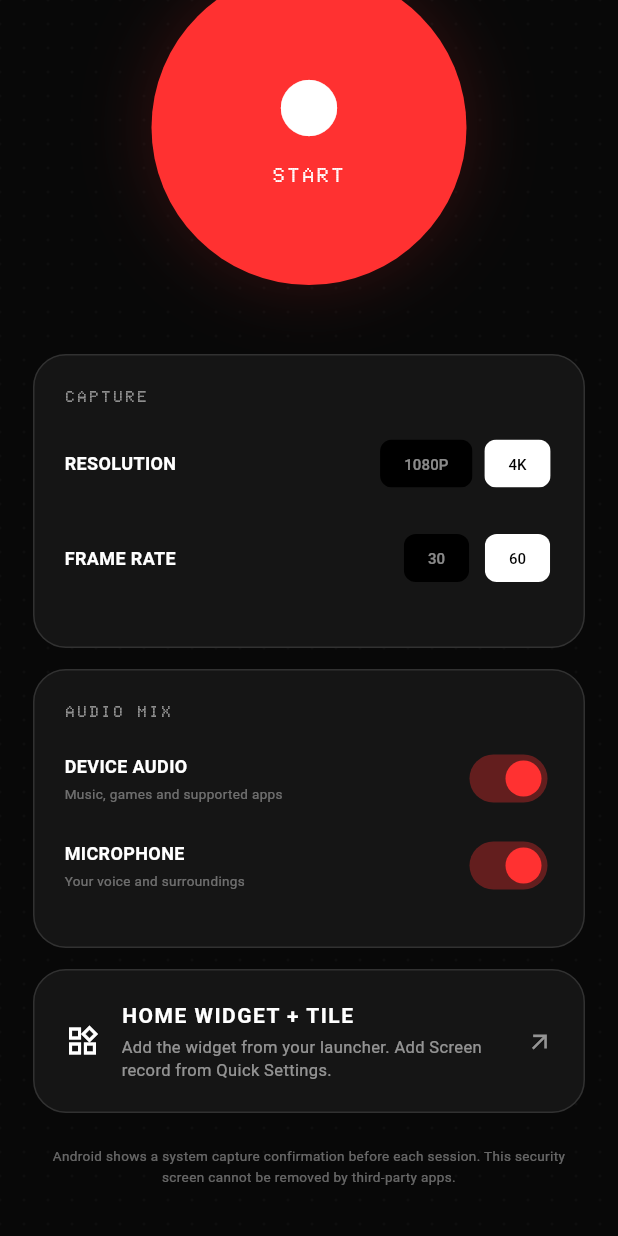
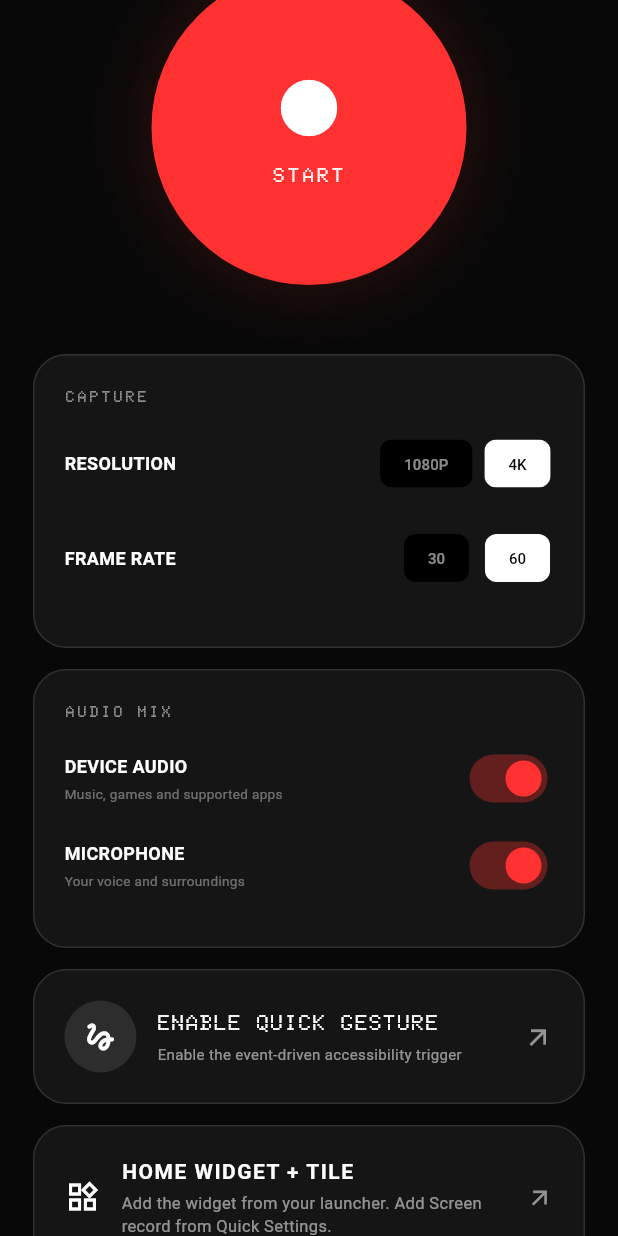
Before and after one commit to maisachinsharmahu/one-tap-recorder, a Flutter app: the screen it shows after launch, scrolled down 247 dp, on a phone screen of 412 x 824 dp. Run offline on Flutter 3.47's test engine with Material 3 defaults, Android fonts, the phone set to English and light mode, and no system bars.

Commit message:
Add low-overhead two-finger recording gesture

```diff
--- a/lib/main.dart
+++ b/lib/main.dart
@@ -35,6 +35,7 @@ class _RecorderHomeState extends State<RecorderHome>
     with WidgetsBindingObserver {
   static const channel = MethodChannel('one_tap_recorder/control');
   bool recording = false, deviceAudio = true, micAudio = true;
+  bool gestureEnabled = false;
   String quality = '4K';
   int fps = 60;
   Timer? timer;
@@ -55,6 +56,8 @@ class _RecorderHomeState extends State<RecorderHome>
     fps = data['fps'];
     deviceAudio = data['deviceAudio'];
     micAudio = data['micAudio'];
+    gestureEnabled =
+        await channel.invokeMethod<bool>('isGestureEnabled') ?? false;
     await _status();
   }
 
@@ -217,6 +220,8 @@ class _RecorderHomeState extends State<RecorderHome>
               }),
             ]),
             const SizedBox(height: 14),
+            _gestureCard(),
+            const SizedBox(height: 14),
             InkWell(
               onTap: () => channel.invokeMethod('requestTile'),
               borderRadius: BorderRadius.circular(22),
@@ -370,6 +375,96 @@ class _RecorderHomeState extends State<RecorderHome>
       ],
     ),
   );
+
+  Future<void> _openGestureSettings() async {
+    if (!gestureEnabled) {
+      final proceed = await showDialog<bool>(
+        context: context,
+        builder: (context) => AlertDialog(
+          backgroundColor: const Color(0xFF151515),
+          title: const Text(
+            'TWO-FINGER GESTURE',
+            style: TextStyle(fontFamily: 'Doto'),
+          ),
+          content: const Text(
+            'Android requires Touch Exploration for global multi-finger gestures. Enabling it can change how normal taps and navigation behave. This service cannot read screen content and does not poll sensors.',
+          ),
+          actions: [
+            TextButton(
+              onPressed: () => Navigator.pop(context, false),
+              child: const Text('CANCEL'),
+            ),
+            FilledButton(
+              onPressed: () => Navigator.pop(context, true),
+              child: const Text('OPEN SETTINGS'),
+            ),
+          ],
+        ),
+      );
+      if (proceed != true) return;
+    }
+    await channel.invokeMethod('openGestureSettings');
+  }
+
+  Widget _gestureCard() => InkWell(
+    onTap: _openGestureSettings,
+    borderRadius: BorderRadius.circular(22),
+    child: Container(
+      padding: const EdgeInsets.all(20),
+      decoration: BoxDecoration(
+        color: const Color(0xFF151515),
+        borderRadius: BorderRadius.circular(22),
+        border: Border.all(
+          color: gestureEnabled ? const Color(0x55FF3131) : Colors.white12,
+        ),
+      ),
+      child: Row(
+        children: [
+          Container(
+            width: 48,
+            height: 48,
+            decoration: BoxDecoration(
+              shape: BoxShape.circle,
+              color: gestureEnabled ? const Color(0xFFFF3131) : Colors.white10,
+            ),
+            child: const Icon(Icons.gesture_rounded, color: Colors.white),
+          ),
+          const SizedBox(width: 14),
+          Expanded(
+            child: Column(
+              crossAxisAlignment: CrossAxisAlignment.start,
+              children: [
+                Text(
+                  gestureEnabled ? 'GESTURE ACTIVE' : 'ENABLE QUICK GESTURE',
+                  style: const TextStyle(
+                    fontFamily: 'Doto',
+                    fontWeight: FontWeight.bold,
+                    letterSpacing: 1,
+                  ),
+                ),
+                const SizedBox(height: 5),
+                Text(
+                  gestureEnabled
+                      ? 'Double-tap with two fingers to start or stop'
+                      : 'Enable the event-driven accessibility trigger',
+                  style: const TextStyle(
+                    fontSize: 10,
+                    height: 1.35,
+                    color: Colors.white54,
+                  ),
+                ),
+              ],
+            ),
+          ),
+          Icon(
+            gestureEnabled ? Icons.check_circle : Icons.arrow_outward,
+            size: 20,
+            color: gestureEnabled ? const Color(0xFFFF3131) : Colors.white54,
+          ),
+        ],
+      ),
+    ),
+  );
 }
 
 class DotGridPainter extends CustomPainter {
--- a/pubspec.yaml
+++ b/pubspec.yaml
@@ -16,7 +16,7 @@ publish_to: 'none' # Remove this line if you wish to publish to pub.dev
 # https://developer.apple.com/library/archive/documentation/General/Reference/InfoPlistKeyReference/Articles/CoreFoundationKeys.html
 # In Windows, build-name is used as the major, minor, and patch parts
 # of the product and file versions while build-number is used as the build suffix.
-version: 1.0.3+4
+version: 1.1.0+5
 
 environment:
   sdk: ^3.13.0
```
Also changed, not shown: 7 other files.
